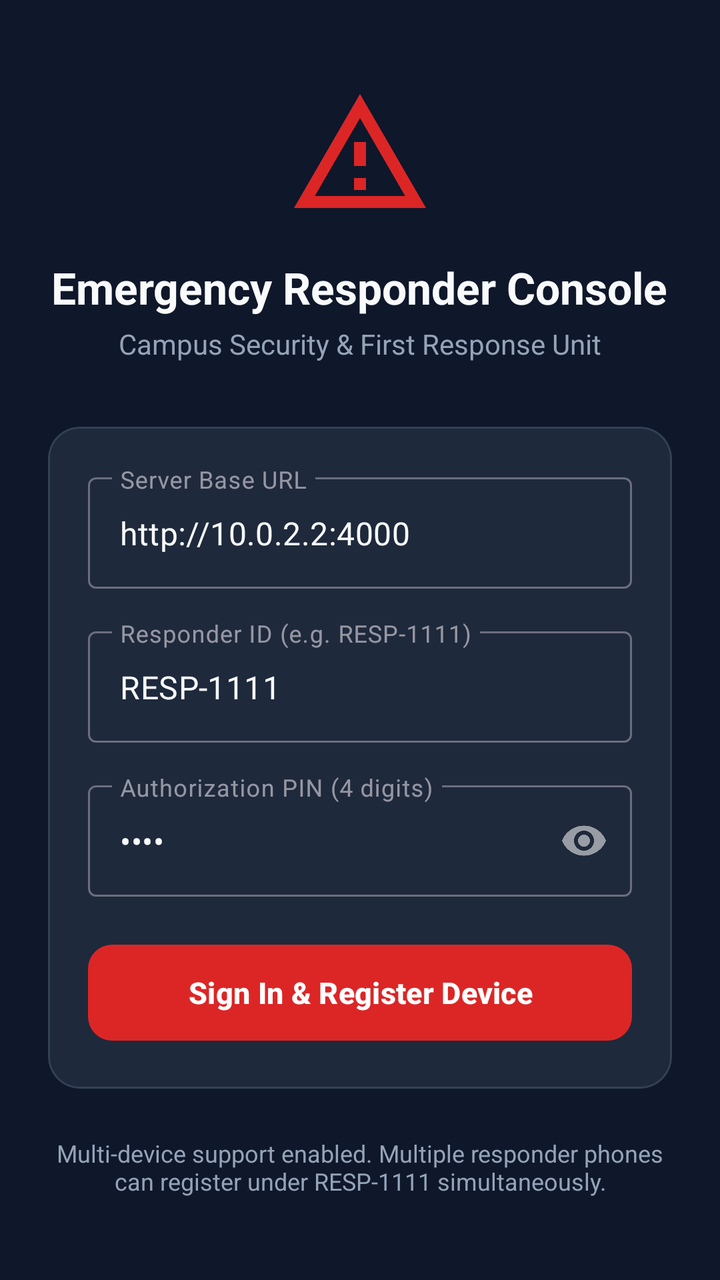
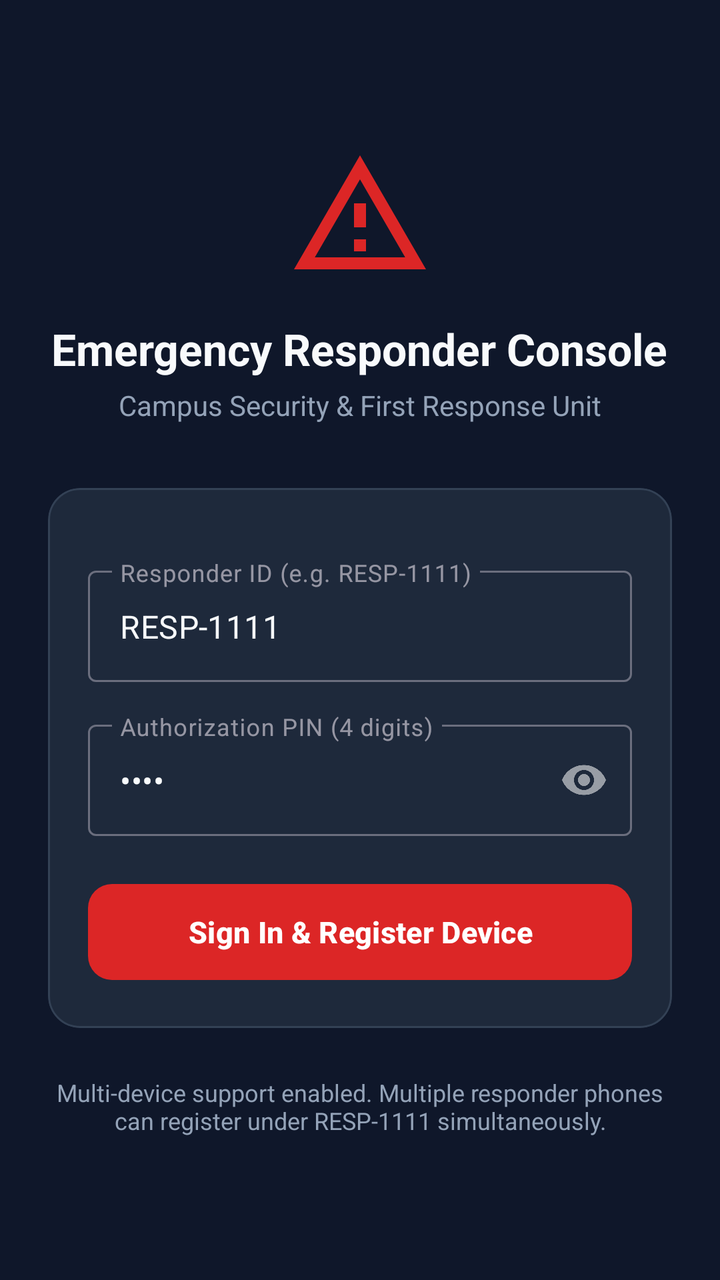

Two renders of the same Android screen: before a commit and after it. Below are the layout's source before the change and the commit's diff.
<!-- AndroidManifest.xml: application theme Theme.EmergencySosResponder -->
<!-- res/layout/activity_login.xml -->
<?xml version="1.0" encoding="utf-8"?>
<ScrollView xmlns:android="http://schemas.android.com/apk/res/android"
    xmlns:app="http://schemas.android.com/apk/res-auto"
    android:layout_width="match_parent"
    android:layout_height="match_parent"
    android:fillViewport="true"
    android:background="@color/background">

    <LinearLayout
        android:layout_width="match_parent"
        android:layout_height="wrap_content"
        android:orientation="vertical"
        android:padding="24dp"
        android:gravity="center">

        <ImageView
            android:layout_width="72dp"
            android:layout_height="72dp"
            android:src="@drawable/ic_stat_sos"
            app:tint="@color/primary"
            android:contentDescription="SOS Emblem" />

        <TextView
            android:layout_width="wrap_content"
            android:layout_height="wrap_content"
            android:text="@string/login_title"
            android:textColor="@color/text_primary"
            android:textSize="22sp"
            android:textStyle="bold"
            android:layout_marginTop="16dp"
            android:gravity="center" />

        <TextView
            android:layout_width="wrap_content"
            android:layout_height="wrap_content"
            android:text="@string/login_subtitle"
            android:textColor="@color/text_secondary"
            android:textSize="14sp"
            android:layout_marginTop="4dp"
            android:gravity="center" />

        <com.google.android.material.card.MaterialCardView
            android:layout_width="match_parent"
            android:layout_height="wrap_content"
            android:layout_marginTop="32dp"
            app:cardBackgroundColor="@color/surface"
            app:cardCornerRadius="16dp"
            app:strokeColor="@color/surface_variant"
            app:strokeWidth="1dp">

            <LinearLayout
                android:layout_width="match_parent"
                android:layout_height="wrap_content"
                android:orientation="vertical"
                android:padding="20dp">

                <com.google.android.material.textfield.TextInputLayout
                    android:id="@+id/tilServerUrl"
                    android:layout_width="match_parent"
                    android:layout_height="wrap_content"
                    android:hint="@string/server_url_hint"
                    style="@style/Widget.MaterialComponents.TextInputLayout.OutlinedBox">

                    <com.google.android.material.textfield.TextInputEditText
                        android:id="@+id/etServerUrl"
                        android:layout_width="match_parent"
                        android:layout_height="wrap_content"
                        android:inputType="textUri"
                        android:text="http://10.0.2.2:4000"
                        android:textColor="@color/text_primary" />
                </com.google.android.material.textfield.TextInputLayout>

                <com.google.android.material.textfield.TextInputLayout
                    android:id="@+id/tilResponderId"
                    android:layout_width="match_parent"
                    android:layout_height="wrap_content"
                    android:hint="@string/responder_id_hint"
                    android:layout_marginTop="16dp"
                    style="@style/Widget.MaterialComponents.TextInputLayout.OutlinedBox">

                    <com.google.android.material.textfield.TextInputEditText
                        android:id="@+id/etResponderId"
                        android:layout_width="match_parent"
                        android:layout_height="wrap_content"
                        android:text="RESP-1111"
                        android:inputType="textCapCharacters"
                        android:textColor="@color/text_primary" />
                </com.google.android.material.textfield.TextInputLayout>

                <com.google.android.material.textfield.TextInputLayout
                    android:id="@+id/tilPin"
                    android:layout_width="match_parent"
                    android:layout_height="wrap_content"
                    android:hint="@string/pin_hint"
                    android:layout_marginTop="16dp"
                    app:passwordToggleEnabled="true"
                    style="@style/Widget.MaterialComponents.TextInputLayout.OutlinedBox">

                    <com.google.android.material.textfield.TextInputEditText
                        android:id="@+id/etPin"
                        android:layout_width="match_parent"
                        android:layout_height="wrap_content"
                        android:inputType="numberPassword"
                        android:text="2026"
                        android:textColor="@color/text_primary" />
                </com.google.android.material.textfield.TextInputLayout>

                <ProgressBar
                    android:id="@+id/progressBar"
                    android:layout_width="wrap_content"
                    android:layout_height="wrap_content"
                    android:layout_gravity="center"
                    android:layout_marginTop="16dp"
                    android:visibility="gone" />

                <TextView
                    android:id="@+id/tvError"
                    android:layout_width="match_parent"
                    android:layout_height="wrap_content"
                    android:textColor="@color/danger"
                    android:textSize="13sp"
                    android:layout_marginTop="12dp"
                    android:visibility="gone" />

                <com.google.android.material.button.MaterialButton
                    android:id="@+id/btnLogin"
                    android:layout_width="match_parent"
                    android:layout_height="56dp"
                    android:text="@string/btn_login"
                    android:textSize="15sp"
                    android:textStyle="bold"
                    android:layout_marginTop="20dp"
                    app:backgroundTint="@color/primary"
                    app:cornerRadius="12dp" />

            </LinearLayout>
        </com.google.android.material.card.MaterialCardView>

        <TextView
            android:layout_width="wrap_content"
            android:layout_height="wrap_content"
            android:text="Multi-device support enabled. Multiple responder phones can register under RESP-1111 simultaneously."
            android:textColor="@color/text_secondary"
            android:textSize="12sp"
            android:layout_marginTop="24dp"
            android:gravity="center" />

    </LinearLayout>
</ScrollView>
<!-- resources referenced by this layout -->
<resources>
  <color name="background">#0F172A</color>
  <color name="danger">#EF4444</color>
  <color name="primary">#DC2626</color>
  <color name="surface">#1E293B</color>
  <color name="surface_variant">#334155</color>
  <color name="text_primary">#F8FAFC</color>
  <color name="text_secondary">#94A3B8</color>
  <!-- drawable ic_stat_sos (drawable) -->
  <vector xmlns:android="http://schemas.android.com/apk/res/android"
      android:width="24dp"
      android:height="24dp"
      android:viewportWidth="24"
      android:viewportHeight="24">
    <path
        android:fillColor="#FFFFFFFF"
        android:pathData="M12,2L1,21h22L12,2zM12,6l7.53,13H4.47L12,6zM11,10v4h2v-4h-2zM11,16v2h2v-2h-2z"/>
  </vector>
  <string name="btn_login">Sign In &amp; Register Device</string>
  <string name="login_subtitle">Campus Security &amp; First Response Unit</string>
  <string name="login_title">Emergency Responder Console</string>
  <string name="pin_hint">Authorization PIN (4 digits)</string>
  <string name="responder_id_hint">Responder ID (e.g. RESP-1111)</string>
  <string name="server_url_hint">Server Base URL</string>
  <style name="Theme.EmergencySosResponder" parent="Theme.Material3.Dark.NoActionBar">
          <item name="colorPrimary">@color/primary</item>
          <item name="colorOnPrimary">@color/white</item>
          <item name="colorSecondary">@color/accent</item>
          <item name="android:statusBarColor">@color/background</item>
          <item name="android:navigationBarColor">@color/background</item>
          <item name="android:windowBackground">@color/background</item>
      </style>
  <color name="white">#FFFFFF</color>
  <color name="accent">#EA580C</color>
</resources>

<!-- the commit's change to res/layout/activity_login.xml (unified diff, before → after) -->
@@ -58,6 +58,7 @@
                     android:id="@+id/tilServerUrl"
                     android:layout_width="match_parent"
                     android:layout_height="wrap_content"
+                    android:visibility="gone"
                     android:hint="@string/server_url_hint"
                     style="@style/Widget.MaterialComponents.TextInputLayout.OutlinedBox">
 
@@ -66,7 +67,7 @@
                         android:layout_width="match_parent"
                         android:layout_height="wrap_content"
                         android:inputType="textUri"
-                        android:text="http://10.0.2.2:4000"
+                        android:text="https://college-sos-app-26aec.web.app"
                         android:textColor="@color/text_primary" />
                 </com.google.android.material.textfield.TextInputLayout>
 
